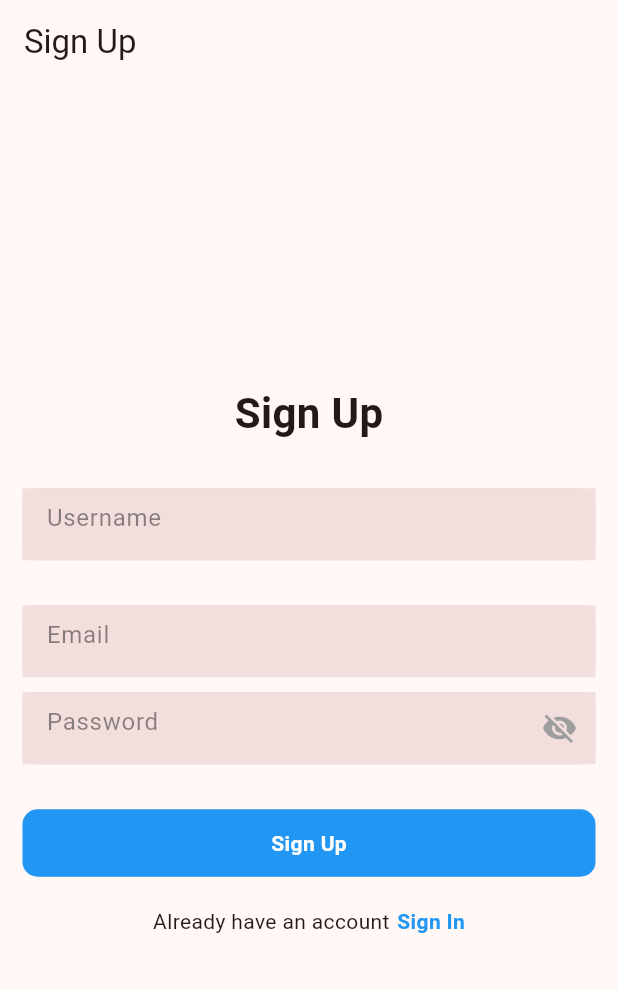
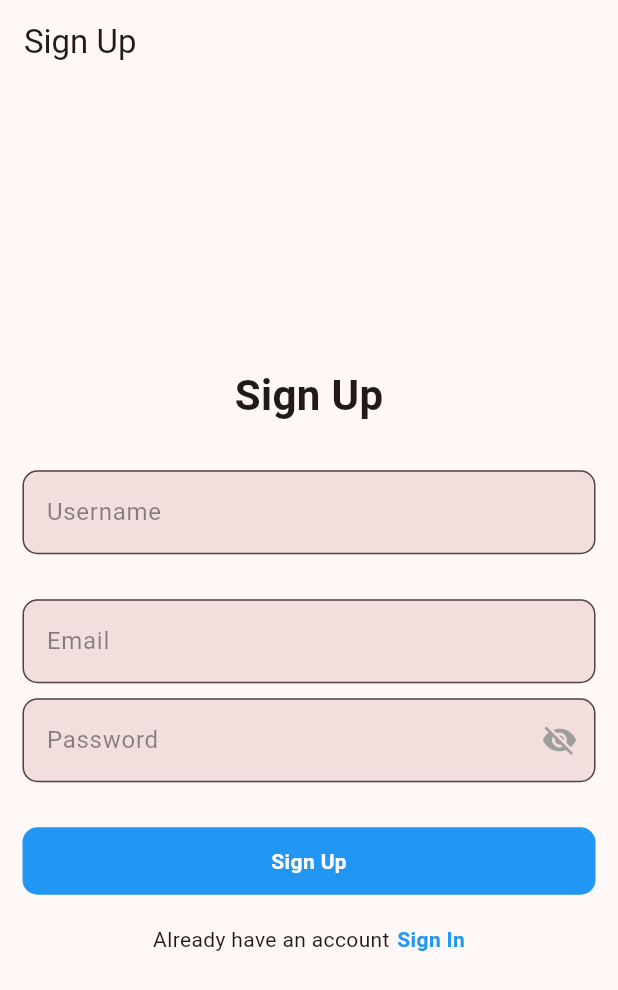
Before and after one commit to bikashchaudhary007/Tomato-Game, a Flutter app: the screen it shows after launch, after a tap on "Sign Up", on a phone screen of 412 x 824 dp. Shown: the top 990 px of the screen. Run offline on Flutter 3.47's test engine with Material 3 defaults, Android fonts, the phone set to English and light mode, and no system bars; our stand-ins replace cloud_firestore, firebase_auth, firebase_core, fluttertoast, google_sign_in, lottie; accounts and stored records are empty; network calls fail.

Commit message:
Login Screen UI modified

```diff
--- a/tomatogame/lib/Features/user_auth/presentation/pages/login_page.dart
+++ b/tomatogame/lib/Features/user_auth/presentation/pages/login_page.dart
@@ -74,17 +74,19 @@ class _LoginPageState extends State<LoginPage> {
   Widget build(BuildContext context) {
     return Scaffold(
       appBar: AppBar(
-        title: Text("Login"),
+        title: Text("Tomato Game"),
       ),
-      body: Center(
+      body: SingleChildScrollView(
         child: Padding(
           padding: const EdgeInsets.symmetric(horizontal: 15),
           child: Column(
             mainAxisAlignment: MainAxisAlignment.center,
             children: [
+              Image.asset('assets/images/tomato.png',width: 200, height: 200,),
+
               Text(
-                "Login",
-                style: TextStyle(fontSize: 28, fontWeight: FontWeight.bold),
+                "Login Here",
+                style: TextStyle(fontSize: 24, fontWeight: FontWeight.bold),
               ),
               SizedBox(
                 height: 30,
@@ -105,14 +107,40 @@ class _LoginPageState extends State<LoginPage> {
               SizedBox(
                 height: 30,
               ),
-              ElevatedButton(
+
+              //Login Button
+              ConstrainedBox(
+                constraints: BoxConstraints.tightFor(height: 50,width: 250),
+                child: ElevatedButton(
                   onPressed: () async {
                     await _signIn('email');
                   },
                   child: _isSigning
                       ? CircularProgressIndicator(color: Colors.white)
-                    : Text("Login"),
+                      : Text("Login", style: TextStyle(
+                    fontWeight: FontWeight.bold,
+                    fontSize: 18
+                  ),),
+
+                  style: ElevatedButton.styleFrom(
+                      primary:  Colors.green.withOpacity(0.5),
+                      // primary:  Color(0xFF516728).withOpacity(0.5),
+                      elevation: 25,
+                      shadowColor: Colors.grey,
+                      shape: RoundedRectangleBorder(
+                          borderRadius: BorderRadius.circular(20)
+                      )
                   ),
+
+                ),
+              ),
+
+              SizedBox(
+                height: 20,
+              ),
+
+              Divider(),
+
               SizedBox(
                 height: 20,
               ),
@@ -144,11 +172,23 @@ class _LoginPageState extends State<LoginPage> {
               SizedBox(
                 height: 20,
               ),
-              ElevatedButton(
+              ConstrainedBox(
+                constraints: BoxConstraints.tightFor(height: 50,width: 250),
+                child: ElevatedButton.icon(
                   onPressed: () async {
                     await _signIn('google');
                   },
-                child: Text("Sign In with Google"),
+                  icon: Image.asset('assets/images/google.png', width: 30, height: 30,),
+                  label: Text("Sign In with Google"),
+                  style: ElevatedButton.styleFrom(
+                    primary: Colors.blueGrey,
+                    elevation: 25,
+                    shadowColor: Colors.grey,
+                    shape: RoundedRectangleBorder(
+                      borderRadius: BorderRadius.circular(20)
+                    )
+                  ),
+                ),
               ),
             ],
           ),
--- a/tomatogame/lib/Features/user_auth/presentation/widgets/form_container_widget.dart
+++ b/tomatogame/lib/Features/user_auth/presentation/widgets/form_container_widget.dart
@@ -44,7 +44,7 @@ class _FormContainerWidgetState extends State<FormContainerWidget> {
     return Container(
       width: double.infinity,
       decoration: BoxDecoration(
-        color: Colors.grey.withOpacity(.35),
+        // color: Colors.grey.withOpacity(.35),
         borderRadius: BorderRadius.circular(10),
       ),
       child: new TextFormField(
@@ -57,7 +57,18 @@ class _FormContainerWidgetState extends State<FormContainerWidget> {
         validator: widget.validator,
         onFieldSubmitted: widget.onFieldSubmitted,
         decoration: new InputDecoration(
-          border: InputBorder.none,
+          focusedBorder: OutlineInputBorder(
+              borderRadius: BorderRadius.circular(10),
+            borderSide: BorderSide(
+                color: Colors.grey
+            )
+          ),
+          border: OutlineInputBorder(
+            borderRadius: BorderRadius.circular(10),
+            borderSide: BorderSide(
+              color: Colors.grey
+            )
+          ),
           filled: true,
           hintText: widget.hintText,
           hintStyle: TextStyle(color: Colors.black45),
--- a/tomatogame/pubspec.yaml
+++ b/tomatogame/pubspec.yaml
@@ -78,6 +78,7 @@ flutter:
   # To add assets to your application, add an assets section, like this:
   assets:
      - assets/images/google.png
+     - assets/images/tomato.png
   #   - images/a_dot_ham.jpeg
 
   # An image asset can refer to one or more resolution-specific "variants", see
```
Also changed, not shown: 1 other file. Lines whose indentation alone changed are shown as unchanged.
